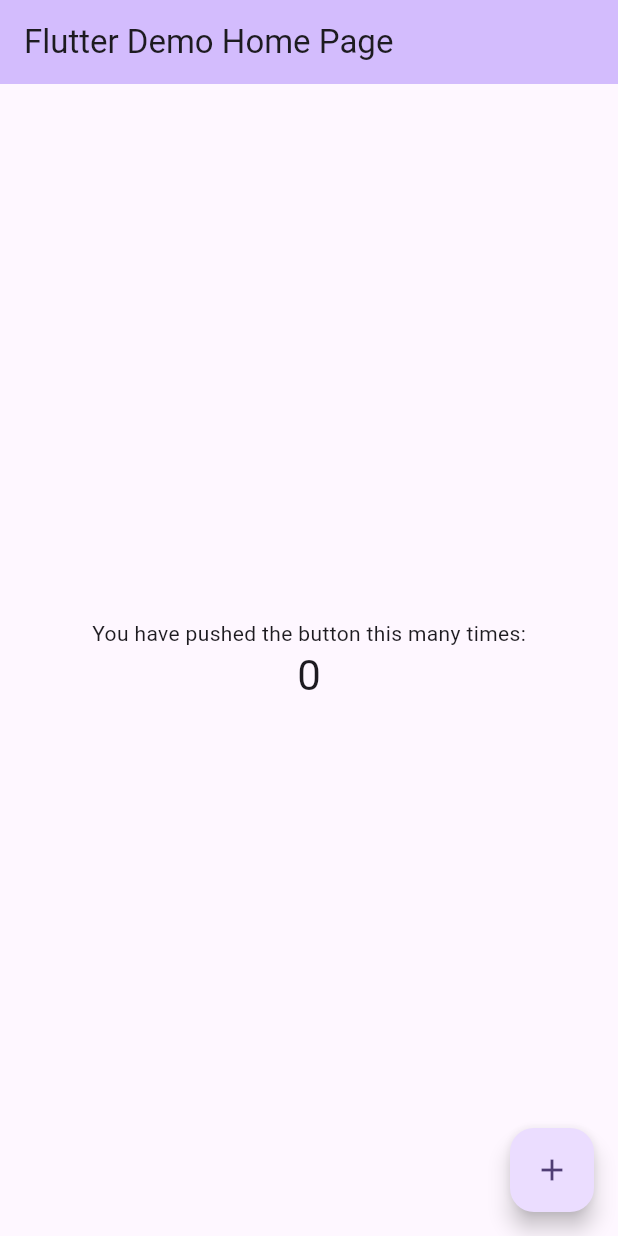
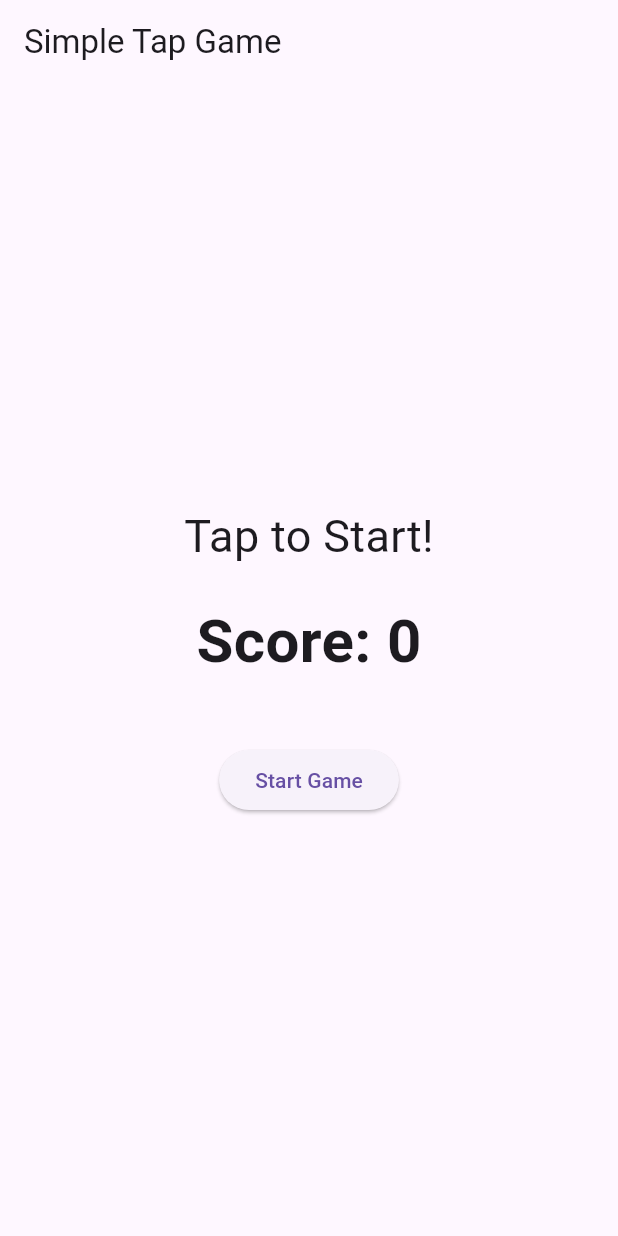
Before and after one commit to HarrietAkot/Learn-Flutter, a Flutter app: the screen it shows after launch, on a phone screen of 412 x 824 dp. Run offline on Flutter 3.47's test engine with Material 3 defaults, Android fonts, the phone set to English and light mode, and no system bars.

Commit message:
add simple game to flutter project

```diff
--- a/lib/main.dart
+++ b/lib/main.dart
@@ -1,125 +1,112 @@
 import 'package:flutter/material.dart';
+import 'dart:async'; // To handle timer functionality
 
-void main() {
-  runApp(const MyApp());
-}
+void main() => runApp(MyApp());
 
 class MyApp extends StatelessWidget {
-  const MyApp({super.key});
-
-  // This widget is the root of your application.
   @override
   Widget build(BuildContext context) {
     return MaterialApp(
-      title: 'Flutter Demo',
+      title: 'Simple Tap Game',
       theme: ThemeData(
-        // This is the theme of your application.
-        //
-        // TRY THIS: Try running your application with "flutter run". You'll see
-        // the application has a purple toolbar. Then, without quitting the app,
-        // try changing the seedColor in the colorScheme below to Colors.green
-        // and then invoke "hot reload" (save your changes or press the "hot
-        // reload" button in a Flutter-supported IDE, or press "r" if you used
-        // the command line to start the app).
-        //
-        // Notice that the counter didn't reset back to zero; the application
-        // state is not lost during the reload. To reset the state, use hot
-        // restart instead.
-        //
-        // This works for code too, not just values: Most code changes can be
-        // tested with just a hot reload.
-        colorScheme: ColorScheme.fromSeed(seedColor: Colors.deepPurple),
-        useMaterial3: true,
+        primarySwatch: Colors.blue,
       ),
-      home: const MyHomePage(title: 'Flutter Demo Home Page'),
+      home: GameScreen(),
     );
   }
 }
 
-class MyHomePage extends StatefulWidget {
-  const MyHomePage({super.key, required this.title});
+class GameScreen extends StatefulWidget {
+  @override
+  _GameScreenState createState() => _GameScreenState();
+}
 
-  // This widget is the home page of your application. It is stateful, meaning
-  // that it has a State object (defined below) that contains fields that affect
-  // how it looks.
+class _GameScreenState extends State<GameScreen> {
+  int score = 0; // Keeps track of the score
+  bool isGameActive = false; // Checks if the game is running
+  Timer? timer; // Timer object to track the game duration
+  int timeLeft = 10; // Game duration in seconds
 
-  // This class is the configuration for the state. It holds the values (in this
-  // case the title) provided by the parent (in this case the App widget) and
-  // used by the build method of the State. Fields in a Widget subclass are
-  // always marked "final".
+  // Function to start the game
+  void startGame() {
+    setState(() {
+      score = 0; // Reset score
+      isGameActive = true; // Start game
+      timeLeft = 10; // Reset timer to 10 seconds
+    });
 
-  final String title;
+    // Timer runs every second to update the time left
+    timer = Timer.periodic(Duration(seconds: 1), (timer) {
+      setState(() {
+        if (timeLeft > 0) {
+          timeLeft--;
+        } else {
+          isGameActive = false; // Stop the game when time is over
+          timer.cancel(); // Stop the timer
+        }
+      });
+    });
+  }
+
+  // Function to increase score when screen is tapped
+  void tapScreen() {
+    if (isGameActive) {
+      setState(() {
+        score++;
+      });
+    }
+  }
 
   @override
-  State<MyHomePage> createState() => _MyHomePageState();
-}
-
-class _MyHomePageState extends State<MyHomePage> {
-  int _counter = 0;
-
-  void _incrementCounter() {
-    setState(() {
-      // This call to setState tells the Flutter framework that something has
-      // changed in this State, which causes it to rerun the build method below
-      // so that the display can reflect the updated values. If we changed
-      // _counter without calling setState(), then the build method would not be
-      // called again, and so nothing would appear to happen.
-      _counter++;
-    });
+  void dispose() {
+    timer?.cancel(); // Cancel timer when the widget is disposed
+    super.dispose();
   }
 
   @override
   Widget build(BuildContext context) {
-    // This method is rerun every time setState is called, for instance as done
-    // by the _incrementCounter method above.
-    //
-    // The Flutter framework has been optimized to make rerunning build methods
-    // fast, so that you can just rebuild anything that needs updating rather
-    // than having to individually change instances of widgets.
     return Scaffold(
       appBar: AppBar(
-        // TRY THIS: Try changing the color here to a specific color (to
-        // Colors.amber, perhaps?) and trigger a hot reload to see the AppBar
-        // change color while the other colors stay the same.
-        backgroundColor: Theme.of(context).colorScheme.inversePrimary,
-        // Here we take the value from the MyHomePage object that was created by
-        // the App.build method, and use it to set our appbar title.
-        title: Text(widget.title),
+        title: Text('Simple Tap Game'),
       ),
       body: Center(
-        // Center is a layout widget. It takes a single child and positions it
-        // in the middle of the parent.
         child: Column(
-          // Column is also a layout widget. It takes a list of children and
-          // arranges them vertically. By default, it sizes itself to fit its
-          // children horizontally, and tries to be as tall as its parent.
-          //
-          // Column has various properties to control how it sizes itself and
-          // how it positions its children. Here we use mainAxisAlignment to
-          // center the children vertically; the main axis here is the vertical
-          // axis because Columns are vertical (the cross axis would be
-          // horizontal).
-          //
-          // TRY THIS: Invoke "debug painting" (choose the "Toggle Debug Paint"
-          // action in the IDE, or press "p" in the console), to see the
-          // wireframe for each widget.
           mainAxisAlignment: MainAxisAlignment.center,
-          children: <Widget>[
-            const Text(
-              'You have pushed the button this many times:',
+          children: [
+            // Display game status and timer
+            Text(
+              isGameActive ? 'Time Left: $timeLeft' : 'Tap to Start!',
+              style: TextStyle(fontSize: 30),
             ),
+            SizedBox(height: 20),
+
+            // Display current score
             Text(
-              '$_counter',
-              style: Theme.of(context).textTheme.headlineMedium,
+              'Score: $score',
+              style: TextStyle(fontSize: 40, fontWeight: FontWeight.bold),
             ),
+            SizedBox(height: 40),
+
+            // If the game is not active, display a start button
+            if (!isGameActive)
+              ElevatedButton(
+                onPressed: startGame,
+                child: Text('Start Game'),
+              ),
+
+            // If the game is active, make the whole screen tappable
+            if (isGameActive)
+              GestureDetector(
+                onTap: tapScreen, // Increase score on tap
+                child: Container(
+                  color: Colors.transparent, // Transparent tappable area
+                  width: double.infinity,
+                  height: 300,
+                ),
+              ),
           ],
         ),
       ),
-      floatingActionButton: FloatingActionButton(
-        onPressed: _incrementCounter,
-        tooltip: 'Increment',
-        child: const Icon(Icons.add),
-      ), // This trailing comma makes auto-formatting nicer for build methods.
     );
   }
 }
```
Also changed, not shown: 1 other file.
